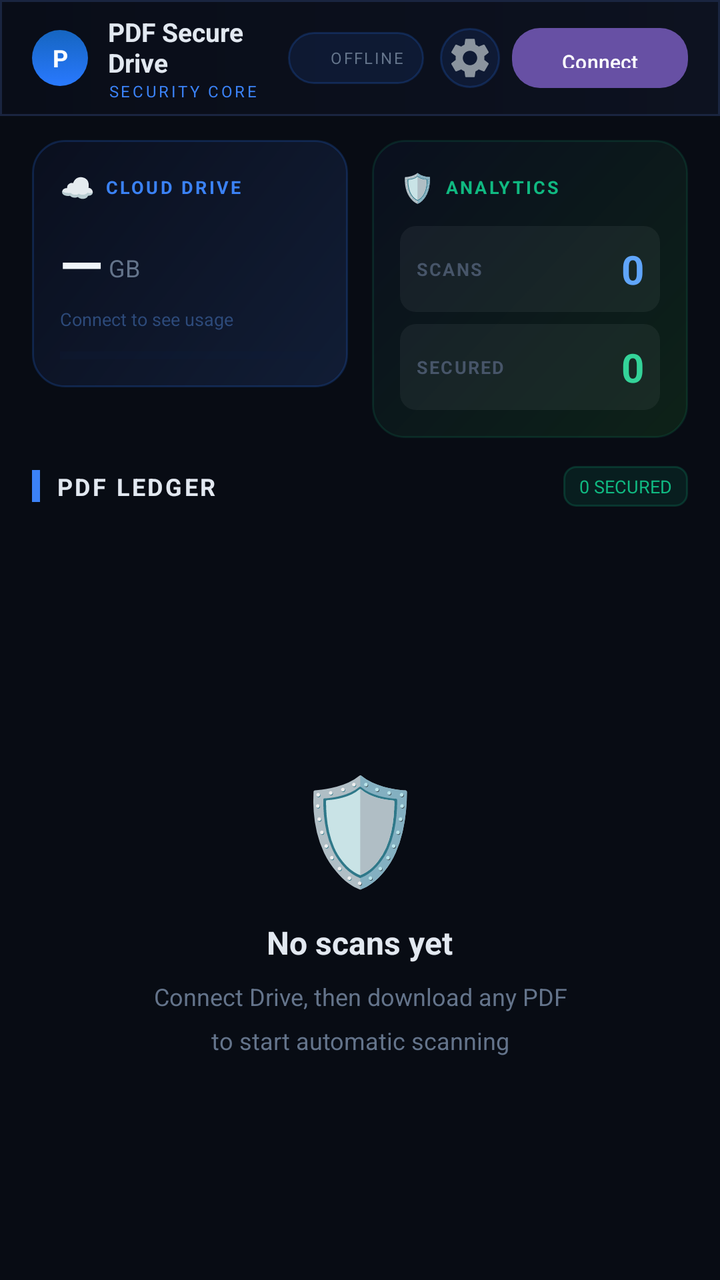
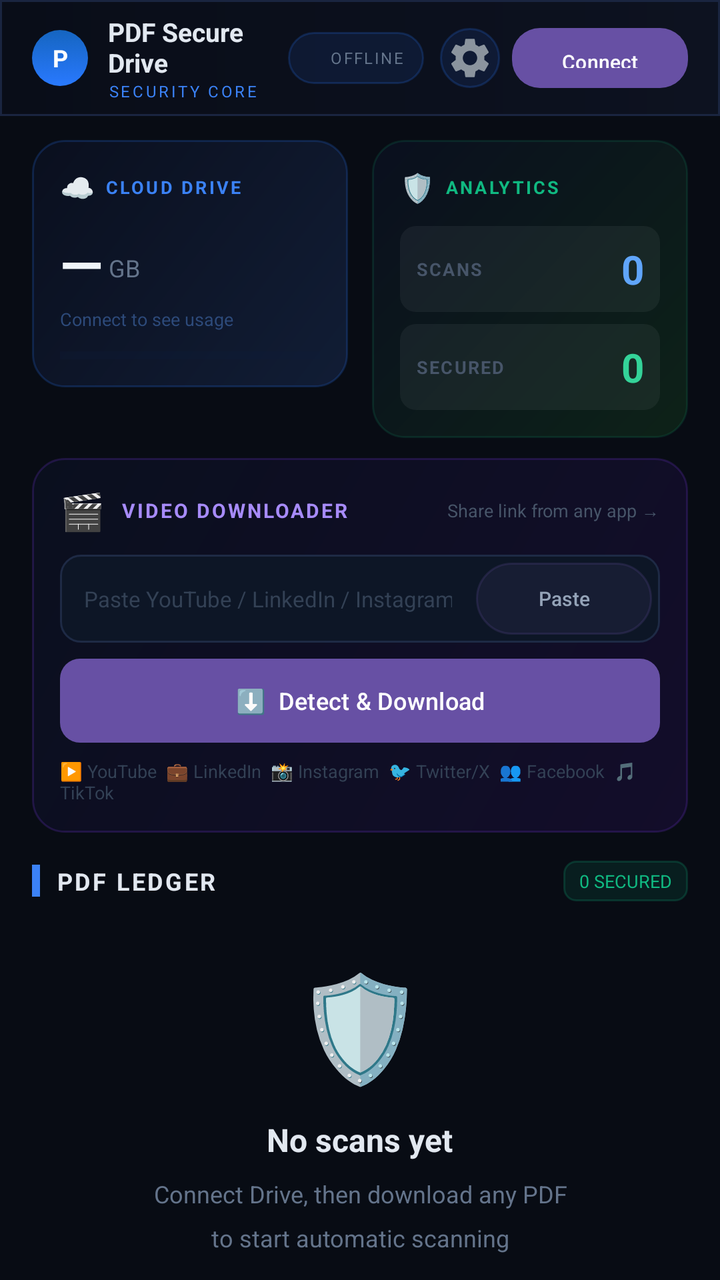

Two renders of the same Android screen: before a commit and after it. Below are the layout's source before the change and the commit's diff.
<!-- AndroidManifest.xml: application theme Theme.Material3.DayNight.NoActionBar -->
<!-- res/layout/activity_main.xml -->
<?xml version="1.0" encoding="utf-8"?>
<androidx.constraintlayout.widget.ConstraintLayout
    xmlns:android="http://schemas.android.com/apk/res/android"
    xmlns:app="http://schemas.android.com/apk/res-auto"
    android:layout_width="match_parent"
    android:layout_height="match_parent"
    android:background="#FF080C14"
    android:filterTouchesWhenObscured="true">

    
    <LinearLayout
        android:id="@+id/ll_topbar"
        android:layout_width="0dp"
        android:layout_height="58dp"
        android:orientation="horizontal"
        android:gravity="center_vertical"
        android:paddingHorizontal="16dp"
        android:background="@drawable/topbar_bg"
        app:layout_constraintTop_toTopOf="parent"
        app:layout_constraintStart_toStartOf="parent"
        app:layout_constraintEnd_toEndOf="parent">

        <TextView
            android:layout_width="28dp"
            android:layout_height="28dp"
            android:text="P"
            android:textColor="#FFFFFFFF"
            android:textSize="12sp"
            android:textStyle="bold"
            android:gravity="center"
            android:background="@drawable/btn_primary"
            android:layout_marginEnd="10dp" />

        <LinearLayout
            android:layout_width="0dp"
            android:layout_height="wrap_content"
            android:layout_weight="1"
            android:orientation="vertical">
            <TextView
                android:layout_width="wrap_content"
                android:layout_height="wrap_content"
                android:text="PDF Secure Drive"
                android:textColor="#FFE2E8F0"
                android:textSize="13sp"
                android:textStyle="bold" />
            <TextView
                android:layout_width="wrap_content"
                android:layout_height="wrap_content"
                android:text="SECURITY CORE"
                android:textColor="#FF3B82F6"
                android:textSize="8sp"
                android:letterSpacing="0.15" />
        </LinearLayout>

        
        <LinearLayout
            android:id="@+id/ll_interceptor"
            android:layout_width="wrap_content"
            android:layout_height="26dp"
            android:orientation="horizontal"
            android:gravity="center_vertical"
            android:paddingHorizontal="10dp"
            android:background="@drawable/chip_bg"
            android:layout_marginEnd="8dp">
            <View
                android:id="@+id/v_dot"
                android:layout_width="6dp"
                android:layout_height="6dp"
                android:background="@drawable/dot_green"
                android:layout_marginEnd="5dp"
                android:visibility="invisible"/>
            <TextView
                android:id="@+id/tv_interceptor"
                android:layout_width="wrap_content"
                android:layout_height="wrap_content"
                android:text="OFFLINE"
                android:textColor="#FF64748B"
                android:textSize="8sp"
                android:letterSpacing="0.1" />
        </LinearLayout>

        <ImageButton
            android:id="@+id/btn_settings"
            android:layout_width="30dp"
            android:layout_height="30dp"
            android:src="@drawable/ic_settings"
            android:background="@drawable/chip_bg"
            android:padding="6dp"
            android:contentDescription="Settings"
            android:layout_marginEnd="6dp" />

        <ImageButton
            android:id="@+id/btn_logout"
            android:layout_width="30dp"
            android:layout_height="30dp"
            android:src="@drawable/ic_logout"
            android:background="@drawable/chip_bg"
            android:padding="6dp"
            android:contentDescription="Logout"
            android:visibility="gone" />

        <Button
            android:id="@+id/btn_sign_in"
            android:layout_width="wrap_content"
            android:layout_height="30dp"
            android:text="Connect"
            android:background="@drawable/btn_primary"
            android:textColor="#FFFFFFFF"
            android:textSize="10sp"
            android:paddingHorizontal="12dp"
            android:stateListAnimator="@null" />
    </LinearLayout>

    
    <LinearLayout
        android:id="@+id/ll_permission_banner"
        android:layout_width="0dp"
        android:layout_height="wrap_content"
        android:orientation="horizontal"
        android:gravity="center_vertical"
        android:background="@drawable/permission_banner_bg"
        android:padding="12dp"
        android:layout_marginHorizontal="16dp"
        android:layout_marginTop="8dp"
        android:visibility="gone"
        app:layout_constraintTop_toBottomOf="@id/ll_topbar"
        app:layout_constraintStart_toStartOf="parent"
        app:layout_constraintEnd_toEndOf="parent">

        <TextView
            android:layout_width="0dp"
            android:layout_height="wrap_content"
            android:layout_weight="1"
            android:text="⚠️  Allow 'All Files Access' for full PDF detection"
            android:textColor="#FFFF9500"
            android:textSize="11sp" />

        <Button
            android:id="@+id/btn_grant_permission"
            android:layout_width="wrap_content"
            android:layout_height="30dp"
            android:text="Grant"
            android:background="@drawable/btn_primary"
            android:textColor="#FFFFFFFF"
            android:textSize="10sp"
            android:paddingHorizontal="12dp"
            android:stateListAnimator="@null" />
    </LinearLayout>

    
    <LinearLayout
        android:id="@+id/ll_stats"
        android:layout_width="0dp"
        android:layout_height="wrap_content"
        android:orientation="horizontal"
        android:paddingHorizontal="16dp"
        android:paddingTop="12dp"
        app:layout_constraintTop_toBottomOf="@id/ll_permission_banner"
        app:layout_constraintStart_toStartOf="parent"
        app:layout_constraintEnd_toEndOf="parent">

        
        <LinearLayout
            android:layout_width="0dp"
            android:layout_height="wrap_content"
            android:layout_weight="1"
            android:orientation="vertical"
            android:background="@drawable/stat_card_blue"
            android:padding="14dp"
            android:layout_marginEnd="6dp"
            android:elevation="8dp">

            <LinearLayout android:layout_width="match_parent" android:layout_height="wrap_content"
                android:orientation="horizontal" android:gravity="center_vertical" android:layout_marginBottom="10dp">
                <TextView android:layout_width="wrap_content" android:layout_height="wrap_content"
                    android:text="☁️" android:textSize="14sp" android:layout_marginEnd="5dp" />
                <TextView android:layout_width="0dp" android:layout_height="wrap_content" android:layout_weight="1"
                    android:text="CLOUD DRIVE" android:textColor="#FF3B82F6" android:textSize="9sp"
                    android:textStyle="bold" android:letterSpacing="0.12" />
            </LinearLayout>

            <LinearLayout android:layout_width="wrap_content" android:layout_height="wrap_content"
                android:orientation="horizontal" android:gravity="bottom" android:layout_marginBottom="2dp">
                <TextView android:id="@+id/tv_drive_used"
                    android:layout_width="wrap_content" android:layout_height="wrap_content"
                    android:text="—" android:textColor="#FFF1F5F9"
                    android:textSize="28sp" android:textStyle="bold" />
                <TextView android:layout_width="wrap_content" android:layout_height="wrap_content"
                    android:text=" GB" android:textColor="#FF64748B"
                    android:textSize="12sp" android:layout_marginBottom="4dp" />
            </LinearLayout>

            <TextView android:id="@+id/tv_drive_quota"
                android:layout_width="wrap_content" android:layout_height="wrap_content"
                android:text="Connect to see usage" android:textColor="#FF2D4A7A"
                android:textSize="9sp" android:layout_marginBottom="10dp" android:layout_marginTop="1dp" />

            <ProgressBar android:id="@+id/pb_drive"
                android:layout_width="match_parent" android:layout_height="4dp"
                style="?android:attr/progressBarStyleHorizontal"
                android:progress="0" android:progressTint="#FF3B82F6"
                android:progressBackgroundTint="#FF0D1E3D" />
        </LinearLayout>

        
        <LinearLayout
            android:layout_width="0dp"
            android:layout_height="wrap_content"
            android:layout_weight="1"
            android:orientation="vertical"
            android:background="@drawable/stat_card_green"
            android:padding="14dp"
            android:layout_marginStart="6dp"
            android:elevation="8dp">

            <LinearLayout android:layout_width="match_parent" android:layout_height="wrap_content"
                android:orientation="horizontal" android:gravity="center_vertical" android:layout_marginBottom="10dp">
                <TextView android:layout_width="wrap_content" android:layout_height="wrap_content"
                    android:text="🛡️" android:textSize="14sp" android:layout_marginEnd="5dp" />
                <TextView android:layout_width="0dp" android:layout_height="wrap_content" android:layout_weight="1"
                    android:text="ANALYTICS" android:textColor="#FF10B981" android:textSize="9sp"
                    android:textStyle="bold" android:letterSpacing="0.12" />
            </LinearLayout>

            
            <LinearLayout android:layout_width="match_parent" android:layout_height="wrap_content"
                android:orientation="horizontal" android:gravity="center_vertical"
                android:background="@drawable/stat_inner_bg" android:padding="8dp"
                android:layout_marginBottom="6dp">
                <TextView android:layout_width="0dp" android:layout_height="wrap_content" android:layout_weight="1"
                    android:text="SCANS" android:textColor="#FF475569" android:textSize="9sp"
                    android:textStyle="bold" android:letterSpacing="0.08" />
                <TextView android:id="@+id/tv_intercepts"
                    android:layout_width="wrap_content" android:layout_height="wrap_content"
                    android:text="0" android:textColor="#FF60A5FA"
                    android:textSize="20sp" android:textStyle="bold" />
            </LinearLayout>

            
            <LinearLayout android:layout_width="match_parent" android:layout_height="wrap_content"
                android:orientation="horizontal" android:gravity="center_vertical"
                android:background="@drawable/stat_inner_bg" android:padding="8dp">
                <TextView android:layout_width="0dp" android:layout_height="wrap_content" android:layout_weight="1"
                    android:text="SECURED" android:textColor="#FF475569" android:textSize="9sp"
                    android:textStyle="bold" android:letterSpacing="0.08" />
                <TextView android:id="@+id/tv_secured"
                    android:layout_width="wrap_content" android:layout_height="wrap_content"
                    android:text="0" android:textColor="#FF34D399"
                    android:textSize="20sp" android:textStyle="bold" />
            </LinearLayout>
        </LinearLayout>
    </LinearLayout>

    
    <LinearLayout
        android:id="@+id/ll_history_header"
        android:layout_width="0dp"
        android:layout_height="wrap_content"
        android:orientation="vertical"
        android:paddingHorizontal="16dp"
        android:paddingTop="14dp"
        android:paddingBottom="6dp"
        app:layout_constraintTop_toBottomOf="@id/ll_stats"
        app:layout_constraintStart_toStartOf="parent"
        app:layout_constraintEnd_toEndOf="parent">

        
        <LinearLayout android:layout_width="match_parent" android:layout_height="wrap_content"
            android:orientation="horizontal" android:gravity="center_vertical"
            android:layout_marginBottom="8dp">
            <View android:layout_width="4dp" android:layout_height="16dp"
                android:background="#FF3B82F6" android:layout_marginEnd="8dp" />
            <TextView android:layout_width="0dp" android:layout_height="wrap_content" android:layout_weight="1"
                android:text="PDF LEDGER" android:textColor="#FFE2E8F0"
                android:textSize="12sp" android:textStyle="bold" android:letterSpacing="0.1" />
            <TextView android:id="@+id/tv_secured_badge"
                android:layout_width="wrap_content" android:layout_height="wrap_content"
                android:text="0 SECURED" android:textColor="#FF10B981" android:textSize="9sp"
                android:background="@drawable/badge_uploaded"
                android:paddingHorizontal="8dp" android:paddingVertical="4dp" />
        </LinearLayout>

        
        <LinearLayout
            android:id="@+id/ll_search"
            android:layout_width="match_parent"
            android:layout_height="40dp"
            android:orientation="horizontal"
            android:gravity="center_vertical"
            android:background="@drawable/search_bg"
            android:paddingHorizontal="12dp"
            android:visibility="gone">

            <ImageView
                android:layout_width="16dp"
                android:layout_height="16dp"
                android:src="@drawable/ic_search"
                android:layout_marginEnd="8dp"
                android:contentDescription="Search" />

            <EditText
                android:id="@+id/et_search"
                android:layout_width="0dp"
                android:layout_height="match_parent"
                android:layout_weight="1"
                android:background="@null"
                android:hint="Search by title, filename…"
                android:textColorHint="#FF334155"
                android:textColor="#FFE2E8F0"
                android:textSize="12sp"
                android:inputType="text"
                android:imeOptions="actionSearch"
                android:singleLine="true" />
        </LinearLayout>
    </LinearLayout>


    
    <androidx.recyclerview.widget.RecyclerView
        android:id="@+id/rv_history"
        android:layout_width="0dp"
        android:layout_height="0dp"
        android:paddingHorizontal="16dp"
        android:paddingBottom="16dp"
        android:clipToPadding="false"
        android:visibility="gone"
        app:layout_constraintTop_toBottomOf="@id/ll_history_header"
        app:layout_constraintBottom_toBottomOf="parent"
        app:layout_constraintStart_toStartOf="parent"
        app:layout_constraintEnd_toEndOf="parent" />

    
    <LinearLayout
        android:id="@+id/ll_empty"
        android:layout_width="0dp"
        android:layout_height="0dp"
        android:orientation="vertical"
        android:gravity="center"
        app:layout_constraintTop_toBottomOf="@id/ll_history_header"
        app:layout_constraintBottom_toBottomOf="parent"
        app:layout_constraintStart_toStartOf="parent"
        app:layout_constraintEnd_toEndOf="parent">

        <TextView android:layout_width="wrap_content" android:layout_height="wrap_content" android:text="🛡️" android:textSize="52sp" />
        <TextView android:id="@+id/tv_empty_title"
            android:layout_width="wrap_content" android:layout_height="wrap_content"
            android:text="No scans yet" android:textColor="#FFE2E8F0"
            android:textSize="16sp" android:textStyle="bold" android:layout_marginTop="12dp" />
        <TextView android:id="@+id/tv_empty_sub"
            android:layout_width="wrap_content" android:layout_height="wrap_content"
            android:text="Connect Drive, then download any PDF\nto start automatic scanning"
            android:textColor="#FF64748B" android:textSize="12sp" android:gravity="center"
            android:lineSpacingMultiplier="1.5" android:layout_marginTop="8dp" />
        <Button android:id="@+id/btn_sign_in_empty"
            android:layout_width="wrap_content" android:layout_height="44dp"
            android:text="Connect Google Drive"
            android:background="@drawable/btn_primary" android:textColor="#FFFFFFFF"
            android:textSize="13sp" android:paddingHorizontal="24dp"
            android:layout_marginTop="20dp" android:stateListAnimator="@null"
            android:visibility="gone" />
    </LinearLayout>

    <TextView
        android:id="@+id/tv_root_warning"
        android:layout_width="0dp" android:layout_height="wrap_content"
        android:text="@string/root_warning" android:textColor="#FFFF6D00"
        android:textSize="11sp" android:gravity="center" android:visibility="gone"
        android:padding="8dp" android:background="#1AFF6D00"
        android:layout_marginHorizontal="16dp"
        app:layout_constraintBottom_toBottomOf="parent"
        app:layout_constraintStart_toStartOf="parent"
        app:layout_constraintEnd_toEndOf="parent" />

</androidx.constraintlayout.widget.ConstraintLayout>
<!-- resources referenced by this layout -->
<resources>
  <!-- drawable badge_uploaded (drawable) -->
  <?xml version="1.0" encoding="utf-8"?>
  <shape xmlns:android="http://schemas.android.com/apk/res/android" android:shape="rectangle">
      <solid android:color="#1A10B981" />
      <stroke android:width="1dp" android:color="#3310B981" />
      <corners android:radius="6dp" />
  </shape>
  <!-- drawable chip_bg (drawable) -->
  <?xml version="1.0" encoding="utf-8"?>
  <shape xmlns:android="http://schemas.android.com/apk/res/android" android:shape="rectangle">
      <solid android:color="#1A2979FF" />
      <stroke android:width="1dp" android:color="#332979FF" />
      <corners android:radius="20dp" />
  </shape>
  <!-- drawable dot_green (drawable) -->
  <?xml version="1.0" encoding="utf-8"?>
  <shape xmlns:android="http://schemas.android.com/apk/res/android" android:shape="oval">
      <solid android:color="#FF00E676" />
  </shape>
  <!-- drawable permission_banner_bg (drawable) -->
  <?xml version="1.0" encoding="utf-8"?>
  <shape xmlns:android="http://schemas.android.com/apk/res/android" android:shape="rectangle">
      <solid android:color="#1AFF6D00" />
      <stroke android:width="1dp" android:color="#33FF6D00" />
      <corners android:radius="12dp" />
  </shape>
  <!-- drawable search_bg (drawable) -->
  <?xml version="1.0" encoding="utf-8"?>
  <shape xmlns:android="http://schemas.android.com/apk/res/android" android:shape="rectangle">
      <solid android:color="#FF0D1626" />
      <stroke android:width="1dp" android:color="#FF1E2A45" />
      <corners android:radius="10dp" />
  </shape>
  <!-- drawable stat_card_blue (drawable) -->
  <?xml version="1.0" encoding="utf-8"?>
  <shape xmlns:android="http://schemas.android.com/apk/res/android" android:shape="rectangle">
      <gradient android:angle="135" android:startColor="#FF111D35" android:endColor="#FF0A0F1E" />
      <stroke android:width="1dp" android:color="#332979FF" />
      <corners android:radius="16dp" />
  </shape>
  <!-- drawable stat_card_green (drawable) -->
  <?xml version="1.0" encoding="utf-8"?>
  <shape xmlns:android="http://schemas.android.com/apk/res/android" android:shape="rectangle">
      <gradient android:angle="135" android:startColor="#FF0D2218" android:endColor="#FF0A0F1E" />
      <stroke android:width="1dp" android:color="#2210B981" />
      <corners android:radius="16dp" />
  </shape>
  <!-- drawable stat_inner_bg (drawable) -->
  <?xml version="1.0" encoding="utf-8"?>
  <shape xmlns:android="http://schemas.android.com/apk/res/android" android:shape="rectangle">
      <solid android:color="#0DFFFFFF" />
      <corners android:radius="8dp" />
  </shape>
  <!-- drawable topbar_bg (drawable) -->
  <?xml version="1.0" encoding="utf-8"?>
  <shape xmlns:android="http://schemas.android.com/apk/res/android" android:shape="rectangle">
      <gradient android:angle="180" android:startColor="#FF0D1220" android:endColor="#FF090D18" />
      <stroke android:width="1dp" android:color="#FF1A2540" />
  </shape>
  <string name="root_warning">⚠️ Rooted device — security may be compromised</string>
  <!-- unchanged entries left out for length: 4 -->
</resources>

<!-- the commit's change to res/layout/activity_main.xml (unified diff, before → after) -->
@@ -253,6 +253,87 @@
 
     
     <LinearLayout
+        android:id="@+id/ll_video_card"
+        android:layout_width="0dp"
+        android:layout_height="wrap_content"
+        android:orientation="vertical"
+        android:background="@drawable/video_card_bg"
+        android:padding="14dp"
+        android:layout_marginHorizontal="16dp"
+        android:layout_marginTop="10dp"
+        android:elevation="8dp"
+        app:layout_constraintTop_toBottomOf="@id/ll_stats"
+        app:layout_constraintStart_toStartOf="parent"
+        app:layout_constraintEnd_toEndOf="parent">
+
+        
+        <LinearLayout android:layout_width="match_parent" android:layout_height="wrap_content"
+            android:orientation="horizontal" android:gravity="center_vertical"
+            android:layout_marginBottom="10dp">
+            <TextView android:layout_width="wrap_content" android:layout_height="wrap_content"
+                android:text="🎬" android:textSize="18sp" android:layout_marginEnd="8dp" />
+            <TextView android:layout_width="0dp" android:layout_height="wrap_content" android:layout_weight="1"
+                android:text="VIDEO DOWNLOADER" android:textColor="#FFa78bfa"
+                android:textSize="10sp" android:textStyle="bold" android:letterSpacing="0.1" />
+            <TextView android:id="@+id/tv_video_hint"
+                android:layout_width="wrap_content" android:layout_height="wrap_content"
+                android:text="Share link from any app →" android:textColor="#FF475569"
+                android:textSize="9sp" />
+        </LinearLayout>
+
+        
+        <LinearLayout android:layout_width="match_parent" android:layout_height="44dp"
+            android:orientation="horizontal" android:gravity="center_vertical"
+            android:background="@drawable/search_bg" android:layout_marginBottom="8dp">
+
+            <EditText
+                android:id="@+id/et_video_url"
+                android:layout_width="0dp"
+                android:layout_height="match_parent"
+                android:layout_weight="1"
+                android:background="@null"
+                android:hint="Paste YouTube / LinkedIn / Instagram link…"
+                android:textColorHint="#FF334155"
+                android:textColor="#FFE2E8F0"
+                android:textSize="11sp"
+                android:paddingHorizontal="12dp"
+                android:inputType="textUri"
+                android:imeOptions="actionGo"
+                android:singleLine="true" />
+
+            <Button
+                android:id="@+id/btn_paste_url"
+                android:layout_width="wrap_content"
+                android:layout_height="36dp"
+                android:text="Paste"
+                android:background="@drawable/chip_bg"
+                android:textColor="#FF94A3B8"
+                android:textSize="10sp"
+                android:paddingHorizontal="10dp"
+                android:layout_marginEnd="4dp"
+                android:stateListAnimator="@null" />
+        </LinearLayout>
+
+        
+        <Button
+            android:id="@+id/btn_video_download"
+            android:layout_width="match_parent"
+            android:layout_height="42dp"
+            android:text="⬇️  Detect &amp; Download"
+            android:background="@drawable/btn_video_primary"
+            android:textColor="#FFFFFFFF"
+            android:textSize="12sp"
+            android:stateListAnimator="@null" />
+
+        
+        <TextView android:layout_width="wrap_content" android:layout_height="wrap_content"
+            android:text="▶️ YouTube  💼 LinkedIn  📸 Instagram  🐦 Twitter/X  👥 Facebook  🎵 TikTok"
+            android:textColor="#FF334155" android:textSize="9sp"
+            android:layout_marginTop="8dp" />
+    </LinearLayout>
+
+    
+    <LinearLayout
         android:id="@+id/ll_history_header"
         android:layout_width="0dp"
         android:layout_height="wrap_content"
@@ -260,7 +341,7 @@
         android:paddingHorizontal="16dp"
         android:paddingTop="14dp"
         android:paddingBottom="6dp"
-        app:layout_constraintTop_toBottomOf="@id/ll_stats"
+        app:layout_constraintTop_toBottomOf="@id/ll_video_card"
         app:layout_constraintStart_toStartOf="parent"
         app:layout_constraintEnd_toEndOf="parent">
 
<!-- resource entries referenced after the edit -->
@@ -7,6 +7,22 @@
       <stroke android:width="1dp" android:color="#3310B981" />
       <corners android:radius="6dp" />
   </shape>
+  <!-- drawable btn_video_primary (drawable) -->
+  <?xml version="1.0" encoding="utf-8"?>
+  <selector xmlns:android="http://schemas.android.com/apk/res/android">
+      <item android:state_pressed="true">
+          <shape android:shape="rectangle">
+              <solid android:color="#FF5B21B6" />
+              <corners android:radius="10dp" />
+          </shape>
+      </item>
+      <item>
+          <shape android:shape="rectangle">
+              <gradient android:angle="0" android:startColor="#FF7C3AED" android:endColor="#FF4F46E5" />
+              <corners android:radius="10dp" />
+          </shape>
+      </item>
+  </selector>
   <!-- drawable chip_bg (drawable) -->
   <?xml version="1.0" encoding="utf-8"?>
   <shape xmlns:android="http://schemas.android.com/apk/res/android" android:shape="rectangle">
@@ -59,6 +75,13 @@
       <gradient android:angle="180" android:startColor="#FF0D1220" android:endColor="#FF090D18" />
       <stroke android:width="1dp" android:color="#FF1A2540" />
   </shape>
+  <!-- drawable video_card_bg (drawable) -->
+  <?xml version="1.0" encoding="utf-8"?>
+  <shape xmlns:android="http://schemas.android.com/apk/res/android" android:shape="rectangle">
+      <gradient android:angle="135" android:startColor="#FF130D2A" android:endColor="#FF0A0F1E" />
+      <stroke android:width="1dp" android:color="#337C3AED" />
+      <corners android:radius="16dp" />
+  </shape>
   <string name="root_warning">⚠️ Rooted device — security may be compromised</string>
   <!-- unchanged entries left out for length: 4 -->
 </resources>
